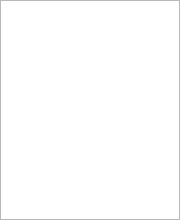
Before: the Qt Designer form dia/autocompletelist.ui in BKEngine/Creator, drawn with Qt 5.
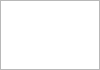
After: the same form once the commit is applied.

The edit to the form file:
```diff
--- a/dia/autocompletelist.ui
+++ b/dia/autocompletelist.ui
@@ -11,15 +11,27 @@
    </rect>
   </property>
   <property name="sizePolicy">
-   <sizepolicy hsizetype="Expanding" vsizetype="Preferred">
+   <sizepolicy hsizetype="Preferred" vsizetype="Preferred">
     <horstretch>0</horstretch>
     <verstretch>0</verstretch>
    </sizepolicy>
   </property>
+  <property name="maximumSize">
+   <size>
+    <width>16777215</width>
+    <height>220</height>
+   </size>
+  </property>
+  <property name="focusPolicy">
+   <enum>Qt::ClickFocus</enum>
+  </property>
   <property name="windowTitle">
    <string/>
   </property>
   <layout class="QGridLayout" name="gridLayout">
+   <property name="sizeConstraint">
+    <enum>QLayout::SetFixedSize</enum>
+   </property>
    <property name="leftMargin">
     <number>0</number>
    </property>
@@ -38,7 +50,7 @@
    <item row="0" column="0">
     <widget class="QListWidget" name="listWidget">
      <property name="sizePolicy">
-      <sizepolicy hsizetype="Expanding" vsizetype="Preferred">
+      <sizepolicy hsizetype="Preferred" vsizetype="Preferred">
        <horstretch>0</horstretch>
        <verstretch>0</verstretch>
       </sizepolicy>
@@ -46,6 +58,9 @@
      <property name="horizontalScrollBarPolicy">
       <enum>Qt::ScrollBarAlwaysOff</enum>
      </property>
+     <property name="sizeAdjustPolicy">
+      <enum>QAbstractScrollArea::AdjustToContentsOnFirstShow</enum>
+     </property>
      <property name="editTriggers">
       <set>QAbstractItemView::NoEditTriggers</set>
      </property>
```
Left out of the diff: 5 changed lines with no effect on the pictures.
